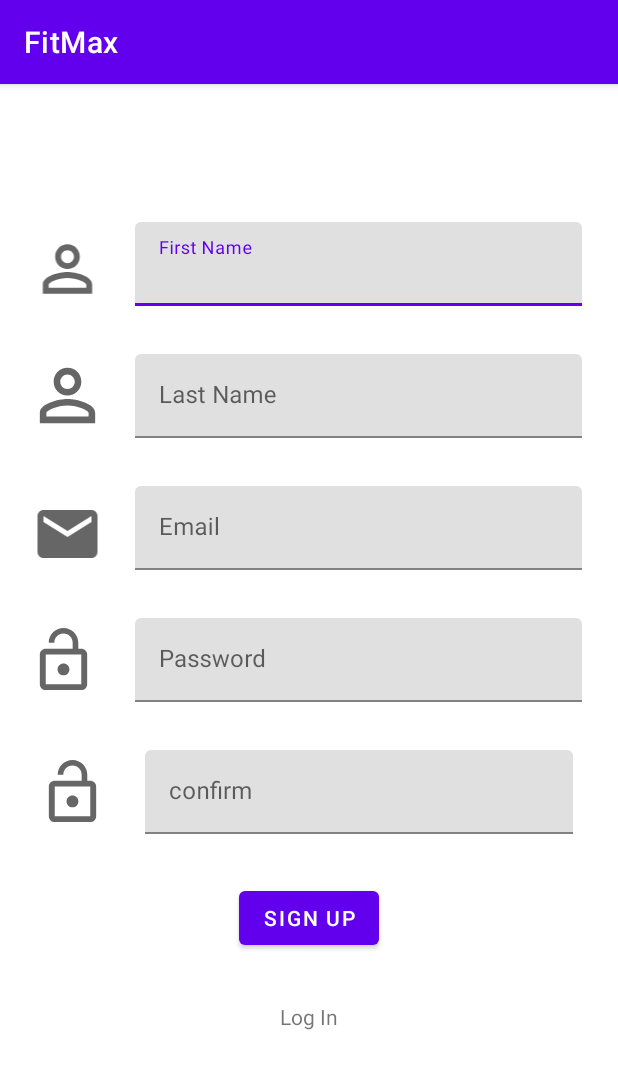
After one commit to EPUULUSYAMEQWI/sign-up-app, an Android app: the SignUpActivity screen opened directly, with no data from a screen before it, on a phone screen of 412 x 824 dp. The commit adds this screen. Shown: the top 1069 px of the screen. Run offline under Robolectric (Android 15) with nearby library versions, the phone set to English and light mode, and no system bars.

Commit message:
first commit

```diff
--- /dev/null
+++ b/app/src/main/java/dev/amekwi/fitmax/SignUpActivity.kt
@@ -0,0 +1,76 @@
+package dev.amekwi.fitmax
+
+import android.content.Intent
+import androidx.appcompat.app.AppCompatActivity
+import android.os.Bundle
+import android.widget.Button
+import android.widget.TextView
+import com.google.android.material.textfield.TextInputEditText
+import com.google.android.material.textfield.TextInputLayout
+
+class SignUpActivity : AppCompatActivity() {
+    lateinit var etfirstname:TextInputEditText
+    lateinit var tilfirstname:TextInputLayout
+    lateinit var etlastname:TextInputEditText
+    lateinit var tillastname:TextInputLayout
+    lateinit var etEmail: TextInputEditText
+    lateinit var etpassword: TextInputEditText
+    lateinit var tilEmail: TextInputLayout
+    lateinit var tilpassword: TextInputLayout
+    lateinit var etconfirm:TextInputEditText
+    lateinit var tilconfirm:TextInputLayout
+    lateinit var btnsignup: Button
+    lateinit var tvlogin:TextView
+
+    override fun onCreate(savedInstanceState: Bundle?) {
+        super.onCreate(savedInstanceState)
+        setContentView(R.layout.activity_sign_up)
+
+        etfirstname= findViewById(R.id.etfirstname)
+        tilfirstname=findViewById(R.id.tilfirstname)
+        etlastname=findViewById(R.id.etlastname)
+        tillastname=findViewById(R.id.tillastname)
+        tilconfirm=findViewById(R.id.tilconfirm)
+        etconfirm=findViewById(R.id.etconfirm)
+        tilEmail=findViewById(R.id.tilEmail)
+        etpassword=findViewById(R.id.etpassword)
+        etEmail=findViewById(R.id.etEmail)
+        tilpassword=findViewById(R.id.tilpassword)
+        btnsignup=findViewById(R.id.btnsignup)
+        tvlogin=findViewById(R.id.tvlogin)
+
+        tvlogin.setOnClickListener {
+            val intent = Intent(this, LoginActivity::class.java)
+            startActivity(intent)
+
+        }
+        btnsignup.setOnClickListener {
+            validateLogin()
+        }
+    }
+
+    fun validateLogin() {
+        var firstname=etfirstname.text.toString()
+        var lastname=etlastname.text.toString()
+        var email=etEmail.text.toString()
+        var password=etpassword.text.toString()
+        var confirm=etconfirm.text.toString()
+
+        if(email.isBlank()){
+            etEmail.error="Email is invalid"
+        }
+        if (password.isBlank()){
+            etpassword.error="Password is required"
+        }
+        if (firstname.isBlank()){
+            etfirstname.error="first name required"
+
+        }
+        if (lastname.isBlank()){
+            etlastname.error="last name required"
+        }
+        if (confirm.isBlank()){
+            etconfirm.error="confirm is required"
+        }
+    }
+}
--- a/app/src/main/java/dev/amekwi/fitmax/SplashActivity.kt
+++ b/app/src/main/java/dev/amekwi/fitmax/SplashActivity.kt
@@ -1,11 +1,15 @@
 package dev.amekwi.fitmax
 
+import android.content.Intent
 import androidx.appcompat.app.AppCompatActivity
 import android.os.Bundle
 
 class SplashActivity : AppCompatActivity() {
     override fun onCreate(savedInstanceState: Bundle?) {
         super.onCreate(savedInstanceState)
-        setContentView(R.layout.activity_main)
+
+        val intent = Intent(this, LoginActivity::class.java)
+        startActivity(intent)
+        finish()
     }
 }
--- /dev/null
+++ b/app/src/main/res/drawable/ic_baseline_email_24.xml
@@ -0,0 +1,10 @@
+<vector xmlns:android="http://schemas.android.com/apk/res/android"
+    android:width="24dp"
+    android:height="24dp"
+    android:viewportWidth="24"
+    android:viewportHeight="24"
+    android:tint="?attr/colorControlNormal">
+  <path
+      android:fillColor="@android:color/white"
+      android:pathData="M20,4L4,4c-1.1,0 -1.99,0.9 -1.99,2L2,18c0,1.1 0.9,2 2,2h16c1.1,0 2,-0.9 2,-2L22,6c0,-1.1 -0.9,-2 -2,-2zM20,8l-8,5 -8,-5L4,6l8,5 8,-5v2z"/>
+</vector>
--- /dev/null
+++ b/app/src/main/res/drawable/ic_baseline_lock_open_24.xml
@@ -0,0 +1,10 @@
+<vector xmlns:android="http://schemas.android.com/apk/res/android"
+    android:width="24dp"
+    android:height="24dp"
+    android:viewportWidth="24"
+    android:viewportHeight="24"
+    android:tint="?attr/colorControlNormal">
+  <path
+      android:fillColor="@android:color/white"
+      android:pathData="M12,17c1.1,0 2,-0.9 2,-2s-0.9,-2 -2,-2 -2,0.9 -2,2 0.9,2 2,2zM18,8h-1L17,6c0,-2.76 -2.24,-5 -5,-5S7,3.24 7,6h1.9c0,-1.71 1.39,-3.1 3.1,-3.1 1.71,0 3.1,1.39 3.1,3.1v2L6,8c-1.1,0 -2,0.9 -2,2v10c0,1.1 0.9,2 2,2h12c1.1,0 2,-0.9 2,-2L20,10c0,-1.1 -0.9,-2 -2,-2zM18,20L6,20L6,10h12v10z"/>
+</vector>
--- /dev/null
+++ b/app/src/main/res/drawable/ic_baseline_perm_identity_24.xml
@@ -0,0 +1,10 @@
+<vector xmlns:android="http://schemas.android.com/apk/res/android"
+    android:width="24dp"
+    android:height="24dp"
+    android:viewportWidth="24"
+    android:viewportHeight="24"
+    android:tint="?attr/colorControlNormal">
+  <path
+      android:fillColor="@android:color/white"
+      android:pathData="M12,5.9c1.16,0 2.1,0.94 2.1,2.1s-0.94,2.1 -2.1,2.1S9.9,9.16 9.9,8s0.94,-2.1 2.1,-2.1m0,9c2.97,0 6.1,1.46 6.1,2.1v1.1L5.9,18.1L5.9,17c0,-0.64 3.13,-2.1 6.1,-2.1M12,4C9.79,4 8,5.79 8,8s1.79,4 4,4 4,-1.79 4,-4 -1.79,-4 -4,-4zM12,13c-2.67,0 -8,1.34 -8,4v3h16v-3c0,-2.66 -5.33,-4 -8,-4z"/>
+</vector>
--- /dev/null
+++ b/app/src/main/res/layout/activity_sign_up.xml
@@ -0,0 +1,192 @@
+<?xml version="1.0" encoding="utf-8"?>
+<androidx.constraintlayout.widget.ConstraintLayout xmlns:android="http://schemas.android.com/apk/res/android"
+    xmlns:app="http://schemas.android.com/apk/res-auto"
+    xmlns:tools="http://schemas.android.com/tools"
+    android:layout_width="match_parent"
+    android:layout_height="match_parent"
+    tools:context=".SignUpActivity">
+
+    <androidx.constraintlayout.widget.Guideline
+        android:id="@+id/guideline3"
+        android:layout_width="wrap_content"
+        android:layout_height="wrap_content"
+        android:orientation="horizontal"
+        app:layout_constraintGuide_begin="60dp" />
+
+    <com.google.android.material.textfield.TextInputLayout
+        android:id="@+id/tilfirstname"
+        android:layout_width="0dp"
+        android:layout_height="wrap_content"
+        android:layout_marginStart="90dp"
+        android:layout_marginTop="32dp"
+        android:layout_marginEnd="24dp"
+        app:layout_constraintEnd_toEndOf="parent"
+        app:layout_constraintStart_toStartOf="parent"
+        app:layout_constraintTop_toTopOf="@+id/guideline3">
+
+        <com.google.android.material.textfield.TextInputEditText
+            android:id="@+id/etfirstname"
+            android:layout_width="match_parent"
+            android:layout_height="wrap_content"
+            android:hint="First Name" />
+    </com.google.android.material.textfield.TextInputLayout>
+
+    <com.google.android.material.textfield.TextInputLayout
+        android:id="@+id/tillastname"
+        android:layout_width="0dp"
+        android:layout_height="wrap_content"
+        android:layout_marginStart="90dp"
+        android:layout_marginTop="32dp"
+        android:layout_marginEnd="24dp"
+        app:layout_constraintEnd_toEndOf="parent"
+        app:layout_constraintStart_toStartOf="parent"
+        app:layout_constraintTop_toBottomOf="@+id/tilfirstname">
+
+        <com.google.android.material.textfield.TextInputEditText
+            android:id="@+id/etlastname"
+            android:layout_width="match_parent"
+            android:layout_height="wrap_content"
+            android:hint="Last Name" />
+    </com.google.android.material.textfield.TextInputLayout>
+
+    <com.google.android.material.textfield.TextInputLayout
+        android:id="@+id/tilEmail"
+        android:layout_width="0dp"
+        android:layout_height="wrap_content"
+        android:layout_marginStart="90dp"
+        android:layout_marginTop="32dp"
+        android:layout_marginEnd="24dp"
+        app:layout_constraintEnd_toEndOf="parent"
+        app:layout_constraintStart_toStartOf="parent"
+        app:layout_constraintTop_toBottomOf="@+id/tillastname">
+
+        <com.google.android.material.textfield.TextInputEditText
+            android:id="@+id/etEmail"
+            android:layout_width="match_parent"
+            android:layout_height="wrap_content"
+            android:hint="Email" />
+    </com.google.android.material.textfield.TextInputLayout>
+
+    <com.google.android.material.textfield.TextInputLayout
+        android:id="@+id/tilpassword"
+        android:layout_width="0dp"
+        android:layout_height="wrap_content"
+        android:layout_marginStart="90dp"
+        android:layout_marginTop="32dp"
+        android:layout_marginEnd="24dp"
+        app:layout_constraintEnd_toEndOf="parent"
+        app:layout_constraintStart_toStartOf="parent"
+        app:layout_constraintTop_toBottomOf="@+id/tilEmail">
+
+        <com.google.android.material.textfield.TextInputEditText
+            android:id="@+id/etpassword"
+            android:layout_width="match_parent"
+            android:layout_height="wrap_content"
+            android:hint="Password"
+            android:inputType="numberPassword" />
+    </com.google.android.material.textfield.TextInputLayout>
+
+    <ImageView
+        android:id="@+id/imageView2"
+        android:layout_width="51dp"
+        android:layout_height="49dp"
+        android:layout_marginStart="24dp"
+        android:layout_marginTop="32dp"
+        android:layout_marginEnd="24dp"
+        app:layout_constraintBottom_toBottomOf="@+id/tilfirstname"
+        app:layout_constraintEnd_toStartOf="@+id/tilfirstname"
+        app:layout_constraintStart_toStartOf="parent"
+        app:layout_constraintTop_toTopOf="@+id/tilfirstname"
+        app:layout_constraintVertical_bias="1.0"
+        app:srcCompat="@drawable/ic_baseline_perm_identity_24" />
+
+    <ImageView
+        android:id="@+id/imageView3"
+        android:layout_width="62dp"
+        android:layout_height="55dp"
+        android:layout_marginStart="24dp"
+        android:layout_marginTop="32dp"
+        android:layout_marginEnd="24dp"
+        app:layout_constraintEnd_toEndOf="@+id/imageView2"
+        app:layout_constraintStart_toStartOf="@+id/imageView2"
+        app:layout_constraintTop_toBottomOf="@+id/imageView2"
+        app:srcCompat="@drawable/ic_baseline_perm_identity_24" />
+
+    <ImageView
+        android:id="@+id/imageView4"
+        android:layout_width="63dp"
+        android:layout_height="48dp"
+        android:layout_marginStart="24dp"
+        android:layout_marginTop="32dp"
+        android:layout_marginEnd="24dp"
+        app:layout_constraintBottom_toBottomOf="@+id/tilEmail"
+        app:layout_constraintEnd_toStartOf="@+id/tilEmail"
+        app:layout_constraintStart_toStartOf="parent"
+        app:layout_constraintTop_toTopOf="@+id/tilEmail"
+        app:layout_constraintVertical_bias="1.0"
+        app:srcCompat="@drawable/ic_baseline_email_24" />
+
+    <ImageView
+        android:id="@+id/imageView"
+        android:layout_width="47dp"
+        android:layout_height="47dp"
+        android:layout_marginStart="24dp"
+        android:layout_marginEnd="24dp"
+        app:layout_constraintBottom_toBottomOf="@+id/tilpassword"
+        app:layout_constraintEnd_toStartOf="@+id/tilpassword"
+        app:layout_constraintHorizontal_bias="1.0"
+        app:layout_constraintStart_toStartOf="parent"
+        app:layout_constraintTop_toTopOf="@+id/tilpassword"
+        app:srcCompat="@drawable/ic_baseline_lock_open_24" />
+
+    <ImageView
+        android:id="@+id/imageView6"
+        android:layout_width="59dp"
+        android:layout_height="47dp"
+        app:layout_constraintBottom_toBottomOf="@+id/tilconfirm"
+        app:layout_constraintStart_toStartOf="@+id/imageView"
+        app:layout_constraintTop_toTopOf="@+id/tilconfirm"
+        app:srcCompat="@drawable/ic_baseline_lock_open_24" />
+
+    <Button
+        android:id="@+id/btnsignup"
+        android:layout_width="wrap_content"
+        android:layout_height="wrap_content"
+        android:layout_marginStart="50dp"
+        android:layout_marginTop="32dp"
+        android:layout_marginEnd="50dp"
+        android:text="Sign Up"
+        app:layout_constraintEnd_toEndOf="parent"
+        app:layout_constraintStart_toStartOf="parent"
+        app:layout_constraintTop_toBottomOf="@+id/tilconfirm" />
+
+    <com.google.android.material.textfield.TextInputLayout
+        android:id="@+id/tilconfirm"
+        android:layout_width="337dp"
+        android:layout_height="wrap_content"
+        android:layout_marginStart="90dp"
+        android:layout_marginTop="32dp"
+        android:layout_marginEnd="50dp"
+        app:layout_constraintEnd_toEndOf="parent"
+        app:layout_constraintStart_toEndOf="@+id/imageView6"
+        app:layout_constraintTop_toBottomOf="@+id/tilpassword">
+
+        <com.google.android.material.textfield.TextInputEditText
+            android:id="@+id/etconfirm"
+            android:layout_width="285dp"
+            android:layout_height="match_parent"
+            android:hint="confirm"
+            android:inputType="textPassword" />
+    </com.google.android.material.textfield.TextInputLayout>
+
+    <TextView
+        android:id="@+id/tvlogin"
+        android:layout_width="wrap_content"
+        android:layout_height="wrap_content"
+        android:layout_marginTop="32dp"
+        android:text="Log In"
+        app:layout_constraintEnd_toEndOf="parent"
+        app:layout_constraintStart_toStartOf="parent"
+        app:layout_constraintTop_toBottomOf="@+id/btnsignup" />
+
+</androidx.constraintlayout.widget.ConstraintLayout>
```
Also changed, not shown: app/src/main/AndroidManifest.xml (+8 -2 lines), app/src/main/java/dev/amekwi/fitmax/LoginActivity.kt (added, +51 -0 lines), app/src/main/res/drawable/ic_baseline_assignment_turned_in_24.xml (added, +10 -0 lines), app/src/main/res/drawable/ic_baseline_perm_contact_calendar_24.xml (added, +10 -0 lines), app/src/main/res/layout/activity_login.xml (added, +83 -0 lines), app/src/main/res/values/strings.xml (+13 -0 lines).
